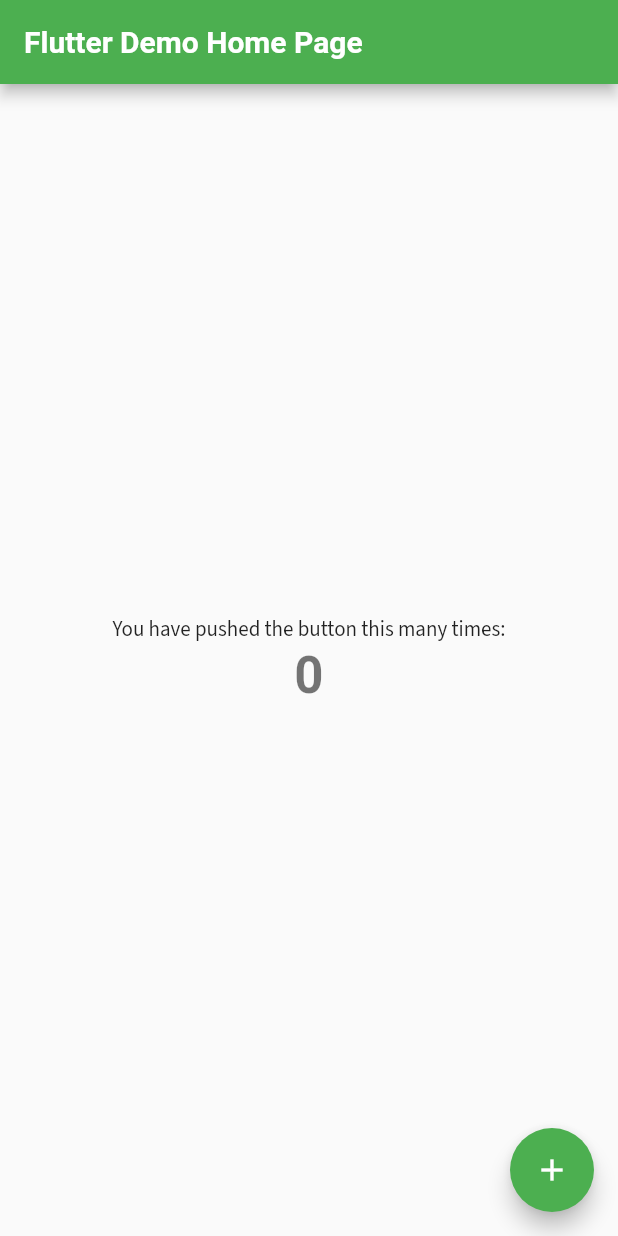
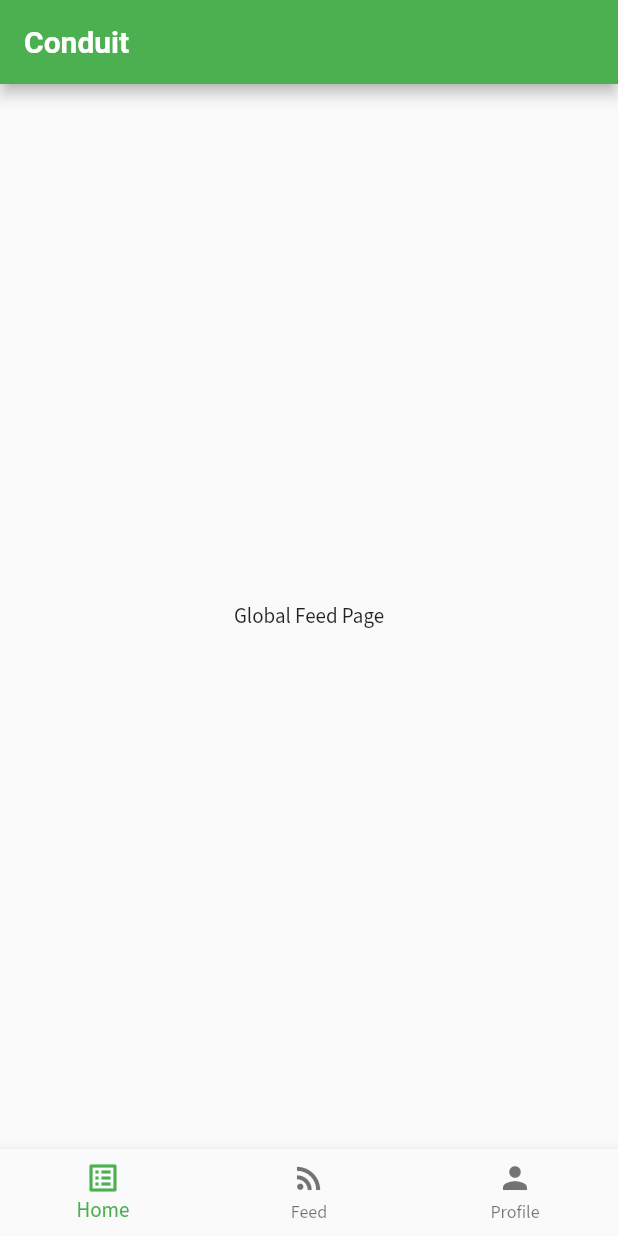
Before and after one commit to championswimmer/conduit_flutter_riverpod, a Flutter app: the screen it shows after launch, on a phone screen of 412 x 824 dp. Run offline on Flutter 3.47's test engine with Material 2 defaults, Android fonts, the phone set to English and light mode, and no system bars; our stand-ins replace auto_route, dio, google_fonts, retrofit; generated files the repository leaves out were written again.

Commit message:
basic navigation is done
Signed-off-by: Arnav Gupta <championswimmer@gmail.com>

```diff
--- a/lib/config/theme.dart
+++ b/lib/config/theme.dart
@@ -12,7 +12,7 @@ class AppTheme {
     titleSmall: _fontHeading,
     headlineLarge: _fontHeading,
     headlineMedium: _fontHeading,
-    headlineSmall: _fontHeading
+    headlineSmall: _fontHeading,
   );
 
   static const primarySwatch = Colors.green;
--- a/lib/main.dart
+++ b/lib/main.dart
@@ -1,71 +1,24 @@
 import 'package:conduit_flutter_riverpod/config/theme.dart';
+import 'package:conduit_flutter_riverpod/router/app_router.dart';
+import 'package:conduit_flutter_riverpod/router/auth_guard.dart';
 import 'package:flutter/material.dart';
-import 'package:google_fonts/google_fonts.dart';
 
 void main() {
-  runApp(const MyApp());
+  runApp(MyApp());
 }
 
 class MyApp extends StatelessWidget {
-  const MyApp({Key? key}) : super(key: key);
+  MyApp({Key? key}) : super(key: key);
+  final _appRouter = AppRouter(authGuard: AuthGuard());
 
   // This widget is the root of your application.
   @override
   Widget build(BuildContext context) {
-    return MaterialApp(
+    return MaterialApp.router(
       title: 'Flutter Demo',
-      theme: ThemeData(
-          primarySwatch: AppTheme.primarySwatch,
-          textTheme: AppTheme.textTheme
-      ),
-      home: const MyHomePage(title: 'Flutter Demo Home Page'),
+      routeInformationParser: _appRouter.defaultRouteParser(),
+      routerDelegate: _appRouter.delegate(),
+      theme: ThemeData(primarySwatch: AppTheme.primarySwatch, textTheme: AppTheme.textTheme),
     );
   }
 }
-
-class MyHomePage extends StatefulWidget {
-  const MyHomePage({Key? key, required this.title}) : super(key: key);
-
-  final String title;
-
-  @override
-  State<MyHomePage> createState() => _MyHomePageState();
-}
-
-class _MyHomePageState extends State<MyHomePage> {
-  int _counter = 0;
-
-  void _incrementCounter() {
-    setState(() {
-      _counter++;
-    });
-  }
-
-  @override
-  Widget build(BuildContext context) {
-    return Scaffold(
-      appBar: AppBar(
-        title: Text(widget.title),
-      ),
-      body: Center(
-        child: Column(
-          mainAxisAlignment: MainAxisAlignment.center,
-          children: <Widget>[
-            const Text(
-              'You have pushed the button this many times:',
-            ),
-            Text(
-              '$_counter',
-              style: Theme.of(context).textTheme.headline4,
-            ),
-          ],
-        ),
-      ),
-      floatingActionButton: FloatingActionButton(
-        onPressed: _incrementCounter,
-        tooltip: 'Increment',
-        child: const Icon(Icons.add),
-      ),
-    );
-  }
-}
--- a/lib/network/conduit_rest_client.dart
+++ b/lib/network/conduit_rest_client.dart
@@ -8,5 +8,5 @@ abstract class ConduitRESTClient {
   factory ConduitRESTClient(Dio dio, {String baseUrl}) = _ConduitRESTClient;
 
   @GET("/articles")
-  Future<GetArticleResponse> getArticles();
+  Future<GetArticlesResponse> getArticles();
 }
--- /dev/null
+++ b/lib/router/app_router.dart
@@ -0,0 +1,25 @@
+import 'package:auto_route/auto_route.dart';
+import 'package:conduit_flutter_riverpod/router/auth_guard.dart';
+import 'package:conduit_flutter_riverpod/ui/pages/feed/global_feed.dart';
+import 'package:conduit_flutter_riverpod/ui/pages/feed/my_feed.dart';
+import 'package:conduit_flutter_riverpod/ui/pages/profile/view_profile.dart';
+import 'package:flutter/material.dart';
+
+import '../ui/pages/main.dart';
+
+part 'app_router.gr.dart';
+
+@MaterialAutoRouter(
+    replaceInRouteName: 'Page,Route',
+    routes: [
+      AutoRoute(page: MainPage, initial: true, guards: [AuthGuard], path: "/",
+        children: [
+          AutoRoute(page: GlobalFeedPage, initial: true, path: ""),
+          AutoRoute(page: MyFeedPage, path: "feed"),
+          AutoRoute(page: ViewProfilePage, path: "profile")
+        ])
+    ],
+)
+class AppRouter extends _$AppRouter {
+  AppRouter({required AuthGuard authGuard}) : super(authGuard: authGuard);
+}
--- /dev/null
+++ b/lib/router/auth_guard.dart
@@ -0,0 +1,9 @@
+import 'package:auto_route/auto_route.dart';
+
+class AuthGuard extends AutoRouteGuard {
+  @override
+  void onNavigation(NavigationResolver resolver, StackRouter router) {
+    resolver.next(true);
+    // TODO: implement onNavigation
+  }
+}
--- /dev/null
+++ b/lib/ui/pages/feed/global_feed.dart
@@ -0,0 +1,12 @@
+import 'package:flutter/material.dart';
+
+class GlobalFeedPage extends StatelessWidget {
+  const GlobalFeedPage({Key? key}) : super(key: key);
+
+  @override
+  Widget build(BuildContext context) {
+    return const Center(
+      child: Text("Global Feed Page"),
+    );
+  }
+}
--- /dev/null
+++ b/lib/ui/pages/main.dart
@@ -0,0 +1,33 @@
+import 'package:auto_route/auto_route.dart';
+import 'package:conduit_flutter_riverpod/router/app_router.dart';
+import 'package:flutter/material.dart';
+
+class MainPage extends StatelessWidget {
+  const MainPage({Key? key}) : super(key: key);
+
+  @override
+  Widget build(BuildContext context) {
+    return Scaffold(
+      appBar: AppBar(
+        title: const Text("Conduit"),
+      ),
+      body: AutoTabsScaffold(
+        routes: const [
+          GlobalFeedRoute(),
+          MyFeedRoute(),
+          ViewProfileRoute()
+        ],
+        bottomNavigationBuilder: (context, tabsRouter) =>
+            BottomNavigationBar(
+                currentIndex: tabsRouter.activeIndex,
+                onTap: tabsRouter.setActiveIndex,
+                items: const [
+                  BottomNavigationBarItem(icon: Icon(Icons.list_alt), label: "Home"),
+                  BottomNavigationBarItem(icon: Icon(Icons.rss_feed), label: "Feed"),
+                  BottomNavigationBarItem(icon: Icon(Icons.person), label: "Profile")
+                ]
+            ),
+      ),
+    );
+  }
+}
--- a/pubspec.yaml
+++ b/pubspec.yaml
@@ -28,6 +28,7 @@ dependencies:
   google_fonts: ^2.3.2
   retrofit: ^3.0.1
   logger: ^1.1.0
+  auto_route: ^4.0.1
 
 dev_dependencies:
   flutter_test:
@@ -36,6 +37,7 @@ dev_dependencies:
   retrofit_generator: ^4.0.0
   build_runner: ^2.1.10
   json_serializable: ^6.0.0
+  auto_route_generator: ^4.0.0
 
 
 flutter:
```
Also changed, not shown: lib/ui/pages/feed/my_feed.dart (added, +12 -0 lines), lib/ui/pages/profile/view_profile.dart (added, +18 -0 lines), lib/network/conduit_rest_client.g.dart, lib/router/app_router.gr.dart (added), pubspec.lock, 7 other files.
